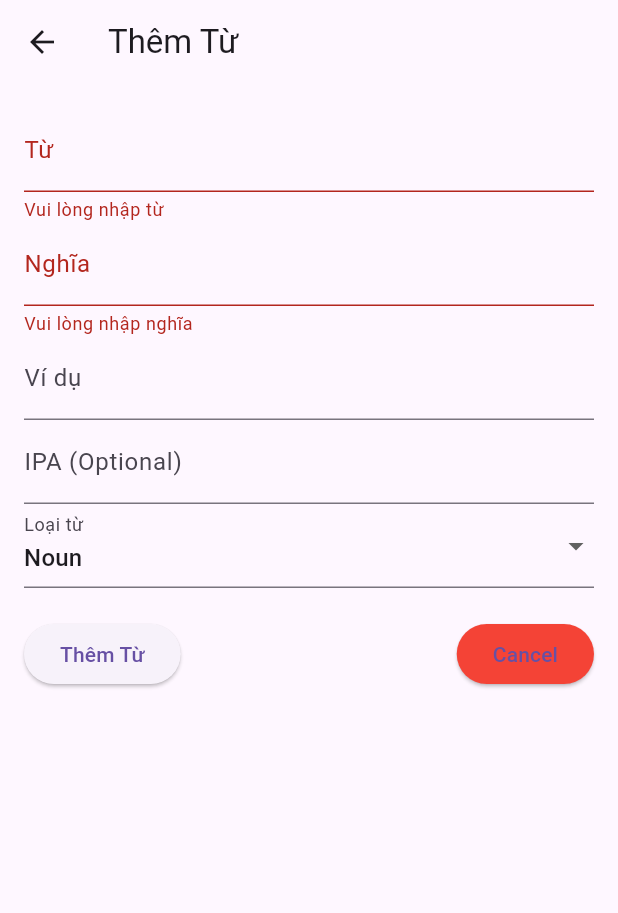
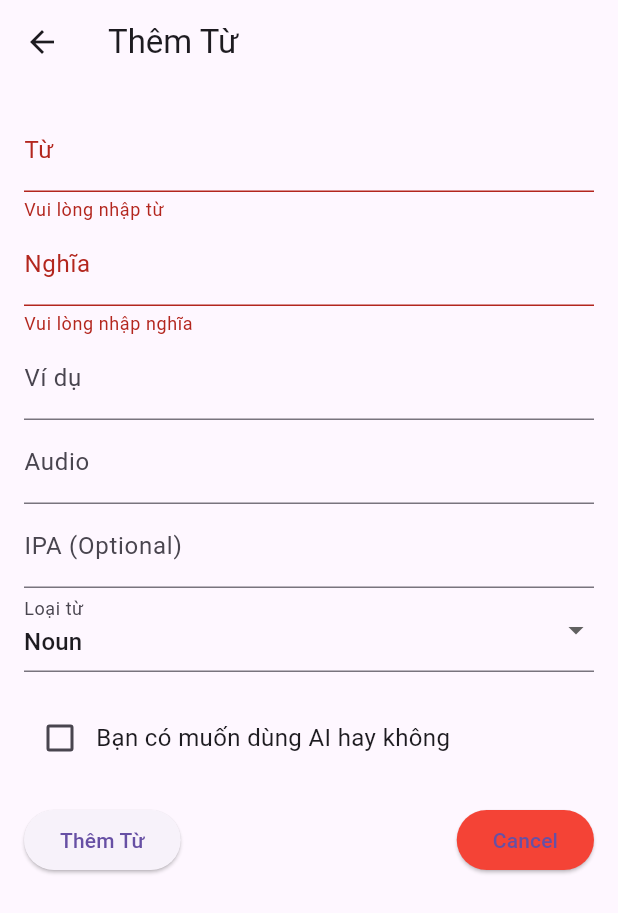
Before and after one commit to Khoa15/exci-fe-flutter, a Flutter app: the AddWordScreen screen opened directly with empty values, after a tap on "Thêm Từ", on a phone screen of 412 x 824 dp. Shown: the top 913 px of the screen. Run offline on Flutter 3.47's test engine with Material 3 defaults, Android fonts, the phone set to English and light mode, and no system bars; our stand-ins replace audioplayers, equatable, fl_chart, image_picker, shared_preferences; missing offline and left inert: dart:html; accounts and stored records are empty; network calls fail.

Commit message:
AI in add word

```diff
--- a/lib/main.dart
+++ b/lib/main.dart
@@ -1,9 +1,11 @@
 import 'package:exci_flutter/models/collection.dart';
 // import 'package:exci_flutter/models/folder_model.dart';
 import 'package:exci_flutter/models/word.dart';
+import 'package:exci_flutter/screens/forgot_password_screen.dart';
 import 'package:exci_flutter/screens/home_screen.dart';
 import 'package:exci_flutter/screens/login_screen.dart';
 import 'package:exci_flutter/screens/profile_screen.dart';
+import 'package:exci_flutter/screens/forgot_password_screen.dart';
 import 'package:exci_flutter/screens/signup_screen.dart';
 import 'package:exci_flutter/screens/vocabulary_screen.dart';
 import 'package:exci_flutter/screens/practise_word_list_screen.dart';
@@ -36,7 +38,7 @@ class MyApp extends StatelessWidget {
           '/home': (context) => HomeScreen(),
           '/vocabulary': (context) => VocabularyScreen(),
           '/profile': (context) => ProfileScreen(),
-          '/forgot-password': (context) => ProfileScreen(),
+          '/forgot-password': (context) => ForgotPasswordScreen(),
         },
         onGenerateRoute: (settings) {
           if (settings.name == '/') {
--- a/lib/screens/add_word_screen.dart
+++ b/lib/screens/add_word_screen.dart
@@ -20,8 +20,11 @@ class _AddWordScreenState extends State<AddWordScreen> {
   final TextEditingController _meaningController = TextEditingController();
   final TextEditingController _exampleController = TextEditingController();
   final TextEditingController _ipaController = TextEditingController();
+  final TextEditingController _audioController = TextEditingController();
   int? _selectedCollectionId;
-
+  bool _useAI = false;
+  bool flag = false;
+  String apiResponse = '';
   ListPos lstPOS = ListPos();
   List<Collection> _collections = [];
   @override
@@ -98,7 +101,44 @@ class _AddWordScreenState extends State<AddWordScreen> {
       // ScaffoldMessenger.of(context).showSnackBar(
       //   SnackBar(content: Text('Thêm từ thành công!')),
       // );
+      if(_useAI && flag == false){
+        try {
+          String message = "từ vựng ${_wordController.text}, có ipa là ${_ipaController.text}, có pos là ${lstPOS.selectedPos}, có example là \"${_exampleController.text}\", có nghĩa là \"${_meaningController.text}\"";
+          final response = await http.post(
+            Uri.parse("http://localhost:11434/api/chat"),
+            headers: {'Content-Type': 'application/json'},
+            body: jsonEncode({
+              "model": "assistant-admin-add-vocab",
+              "messages":[
+                {
+                  "role":"user",
+                  "content": message
+                }
+              ],
+              "stream": false,
+              "raw": true,
+              }),
+          );
 
+          if (response.statusCode == 200) {
+            final data = jsonDecode(response.body);
+            setState(() {
+              apiResponse = data["message"]["content"];//data['response']; // Thay đổi theo cấu trúc JSON của API
+
+            });
+          } else {
+            print('Error: ${response.statusCode}');
+            return null;
+          }
+        } catch (e) {
+            setState(() {
+              apiResponse = e.toString();
+            });
+          print('Error: $e');
+          return null;
+        }
+      }
+      if(flag == true||_useAI == false){
         final response = await http.post(
           Uri.parse('http://127.0.0.1:8000/words/user'),
           headers: {"Content-Type": "application/json"},
@@ -122,8 +162,9 @@ class _AddWordScreenState extends State<AddWordScreen> {
             SnackBar(content: Text('Failed to add collection')),
           );
         }
-      // Reset toàn bộ input
         _resetForm();
+
+      }
     }
   }
 
@@ -177,6 +218,12 @@ class _AddWordScreenState extends State<AddWordScreen> {
                     value == null ? 'Vui lòng nhập ví dụ' : null,
               ),
               TextFormField(
+                controller: _audioController,
+                decoration: InputDecoration(labelText: 'Audio'),
+                validator: (value) =>
+                    value == null ? 'Vui lòng nhập đường dẫn' : null,
+              ),
+              TextFormField(
                 controller: _ipaController,
                 decoration: InputDecoration(labelText: 'IPA (Optional)'),
               ),
@@ -220,6 +267,23 @@ class _AddWordScreenState extends State<AddWordScreen> {
 
               SizedBox(height: 20.0),
               Row(
+              children: [
+                Checkbox(
+                  value: _useAI,
+                  onChanged: (bool? newValue) {
+                    setState(() {
+                      _useAI = newValue ?? false; // Set the flag based on the checkbox state
+                    });
+                  },
+                ),
+                Text(
+                  'Bạn có muốn dùng AI hay không',
+                  style: TextStyle(fontSize: 16.0),
+                ),
+              ],
+            ),
+              SizedBox(height: 20.0),
+              Row(
                 mainAxisAlignment: MainAxisAlignment.spaceBetween,
                 children: [
                   ElevatedButton(
@@ -235,6 +299,12 @@ class _AddWordScreenState extends State<AddWordScreen> {
                   ),
                 ],
               ),
+              Text.rich(
+                TextSpan(
+                      text: apiResponse,
+                      style: TextStyle(fontSize: 16, color: Colors.black),
+                    ),
+              )
             ],
           ),
         ),
--- a/lib/screens/forgot_password_screen.dart
+++ b/lib/screens/forgot_password_screen.dart
@@ -2,12 +2,12 @@ import 'package:exci_flutter/services/auth_service.dart';
 import 'package:flutter/material.dart';
 import 'package:provider/provider.dart';
 
-class _ForgotPasswordScreen extends StatefulWidget{
+class ForgotPasswordScreen extends StatefulWidget{
   @override
-  State<StatefulWidget> createState() => ForgotPasswordScreenState();
+  ForgotPasswordScreenState createState() => ForgotPasswordScreenState();
 }
 
-class ForgotPasswordScreenState extends State<_ForgotPasswordScreen>{
+class ForgotPasswordScreenState extends State<ForgotPasswordScreen>{
   final TextEditingController _emailController = TextEditingController();
   @override
   Widget build(BuildContext context) {
--- a/lib/screens/practise_word_list_screen.dart
+++ b/lib/screens/practise_word_list_screen.dart
@@ -165,13 +165,13 @@ class _WordListScreenState extends State<WordListScreen> {
         stat!.nListening+=1;
         if(!_isCorrect){
           stat.nFListening++;
-          stat.nSteak = 0;
+          // stat.nSteak = 0;
         }
       case 3:
         stat!.nReading+=1;
         if(!_isCorrect){
           stat.nFReading++;
-          stat.nSteak = 0;
+          // stat.nSteak = 0;
         }
     }
 
--- a/lib/services/auth_service.dart
+++ b/lib/services/auth_service.dart
@@ -62,7 +62,7 @@ class AuthService with ChangeNotifier {
 
   Future<void> SendRequestForgotPassword(String email) async {
     try{
-      final response = await http.get(Uri.parse('${hostname}/api/Users/forgot-password/${email}'));
+      final response = await http.get(Uri.parse('${hostname}/api/Users/reset-password/${email}'));
       if(response.statusCode != 200){
         throw Exception("Có lỗi!");
       }
--- a/lib/widgets/bottom_navigation_bar.dart
+++ b/lib/widgets/bottom_navigation_bar.dart
@@ -14,7 +14,7 @@ class CustomBottomNavigationBar extends StatelessWidget {
     return BottomNavigationBar(
       items: const <BottomNavigationBarItem>[
         BottomNavigationBarItem(icon: Icon(Icons.home), label: 'Trang chủ'),
-        BottomNavigationBarItem(icon: Icon(Icons.library_books), label: 'Kho từ vựng'),
+        BottomNavigationBarItem(icon: Icon(Icons.library_books), label: 'Tra cứu'),//'Kho từ vựng'),
         BottomNavigationBarItem(icon: Icon(Icons.person), label: 'Profile'),
       ],
       currentIndex: selectedIndex,
```
Also changed, not shown: lib/models/word_stat.dart (+10 -13 lines), lib/screens/analysis_screen.dart (+156 -122 lines), lib/screens/profile_screen.dart (+6 -6 lines), lib/services/word_service.dart (+4 -4 lines), lib/models/word_stat.g.dart. Lines whose indentation alone changed are shown as unchanged.
